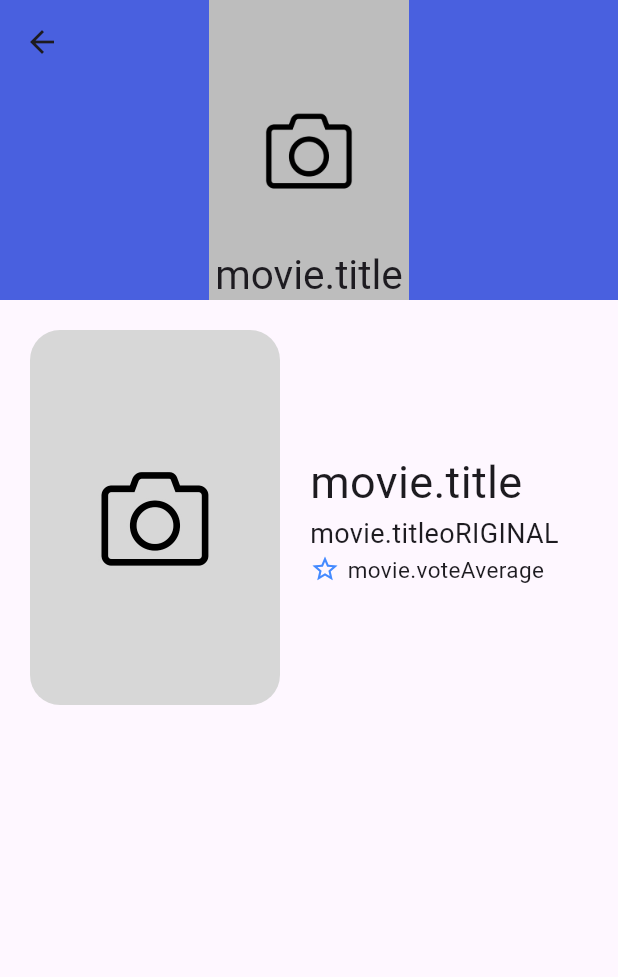
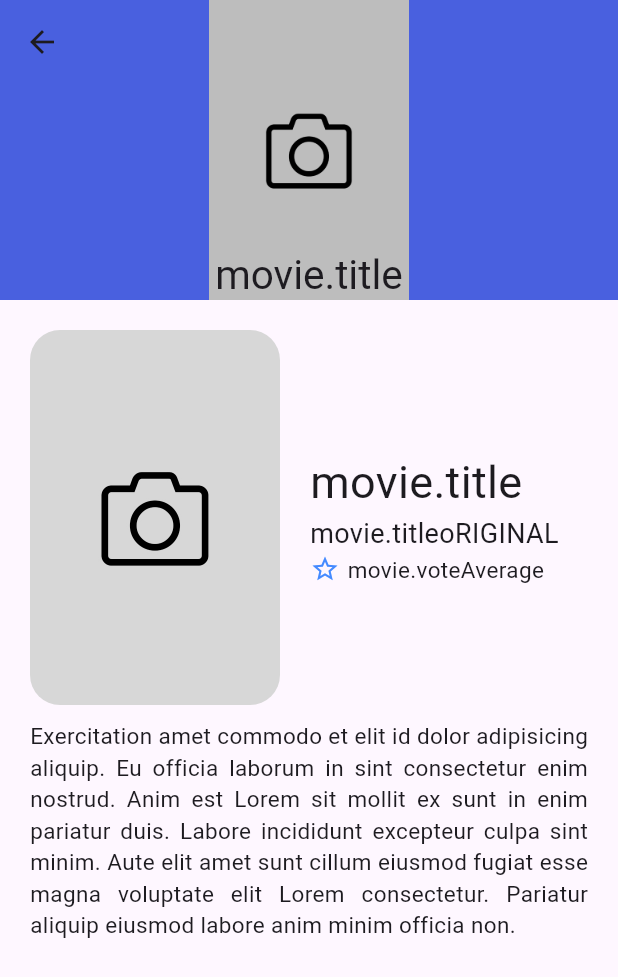
Before and after one commit to C3sarAcosta/peliculas2024, a Flutter app: the DetailsScreen screen opened by its route, on a phone screen of 412 x 824 dp. Shown: the top 977 px of the screen. Run offline on Flutter 3.47's test engine with Material 3 defaults, Android fonts, the phone set to English and light mode, and no system bars; our stand-ins replace card_swiper; network calls fail.

Commit message:
21/02/2024

```diff
--- a/lib/main.dart
+++ b/lib/main.dart
@@ -1,8 +1,27 @@
 import 'package:flutter/material.dart';
+import 'package:peliculas2024/providers/movies_provider.dart';
 import 'package:peliculas2024/screens/screens.dart';
+import 'package:provider/provider.dart';
 
 void main() {
-  runApp(const MyApp());
+  runApp(const AppState());
+}
+
+class AppState extends StatelessWidget {
+  const AppState({super.key});
+
+  @override
+  Widget build(BuildContext context) {
+    return MultiProvider(
+      providers: [
+        ChangeNotifierProvider(
+          create: (_) => MoviesProvider(),
+          lazy: false,
+        )
+      ],
+      child: MyApp(),
+    );
+  }
 }
 
 class MyApp extends StatelessWidget {
--- /dev/null
+++ b/lib/providers/movies_provider.dart
@@ -0,0 +1,23 @@
+import 'dart:convert';
+import 'package:flutter/material.dart';
+import 'package:http/http.dart' as http;
+
+class MoviesProvider extends ChangeNotifier {
+  String _baseUrl = 'api.themoviedb.org';
+  String _apiKey = '9dc27117b000e7e5acfb365fa957971a';
+  String _language = 'es-MX';
+
+  MoviesProvider() {
+    getOnDisplayMovies();
+  }
+
+  getOnDisplayMovies() async {
+    var url = Uri.https(_baseUrl, '3/movie/now_playing',
+        {'api_key': _apiKey, 'language': _language, 'page': '1'});
+
+    final response = await http.get(url);
+    final Map<String, dynamic> decodeData = json.decode(response.body);
+    print(decodeData);
+    print(response.body);
+  }
+}
--- a/lib/screens/details_screen.dart
+++ b/lib/screens/details_screen.dart
@@ -14,6 +14,7 @@ class DetailsScreen extends StatelessWidget {
           SliverList(
             delegate: SliverChildListDelegate.fixed([
               _PosterAndTitle(),
+              _Overview(),
             ]),
           ),
         ],
@@ -118,3 +119,19 @@ class _PosterAndTitle extends StatelessWidget {
     );
   }
 }
+
+class _Overview extends StatelessWidget {
+  const _Overview({super.key});
+
+  @override
+  Widget build(BuildContext context) {
+    return Container(
+      padding: const EdgeInsets.symmetric(horizontal: 20, vertical: 10),
+      child: const Text(
+        'Exercitation amet commodo et elit id dolor adipisicing aliquip. Eu officia laborum in sint consectetur enim nostrud. Anim est Lorem sit mollit ex sunt in enim pariatur duis. Labore incididunt excepteur culpa sint minim. Aute elit amet sunt cillum eiusmod fugiat esse magna voluptate elit Lorem consectetur. Pariatur aliquip eiusmod labore anim minim officia non.',
+        textAlign: TextAlign.justify,
+        style: TextStyle(fontSize: 15),
+      ),
+    );
+  }
+}
```
